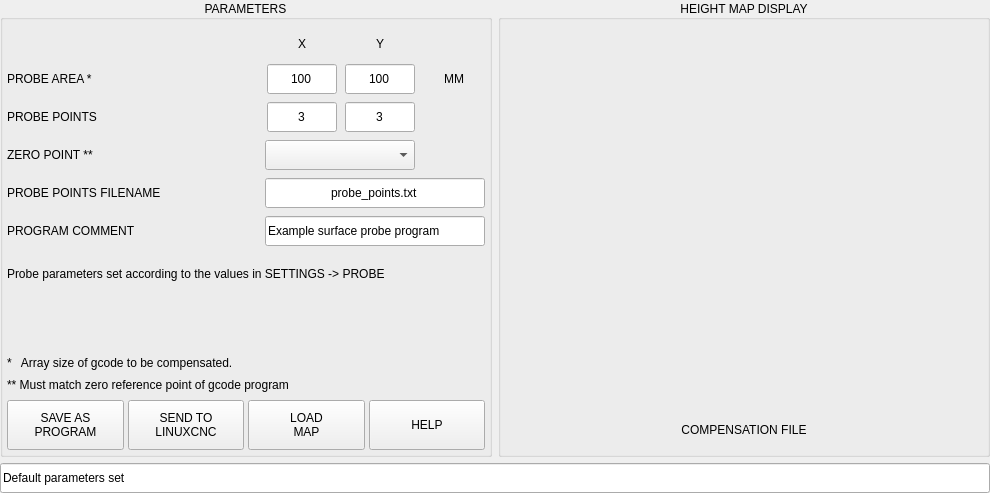
Qt form lib/zlevel.ui (persei802/QtDragon_hd) before a commit.
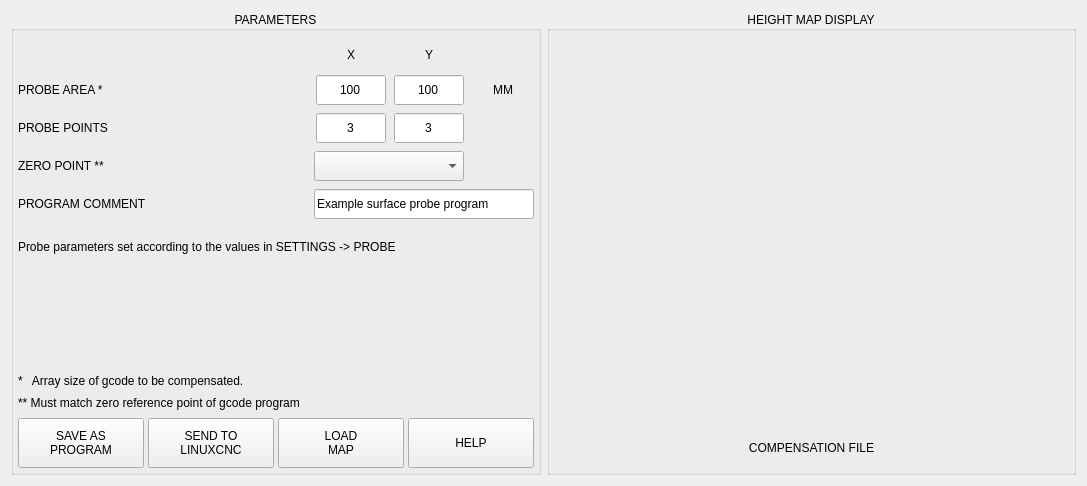
The same form after that commit.

Diff of the .ui file:
```diff
--- a/lib/zlevel.ui
+++ b/lib/zlevel.ui
@@ -6,8 +6,8 @@
    <rect>
     <x>0</x>
     <y>0</y>
-    <width>990</width>
-    <height>493</height>
+    <width>1087</width>
+    <height>486</height>
    </rect>
   </property>
   <property name="sizePolicy">
@@ -25,30 +25,7 @@
   <property name="windowTitle">
    <string>Form</string>
   </property>
-  <layout class="QVBoxLayout" name="verticalLayout_3">
-   <property name="spacing">
-    <number>6</number>
-   </property>
-   <property name="leftMargin">
-    <number>0</number>
-   </property>
-   <property name="topMargin">
-    <number>0</number>
-   </property>
-   <property name="rightMargin">
-    <number>0</number>
-   </property>
-   <property name="bottomMargin">
-    <number>0</number>
-   </property>
-   <item>
-    <layout class="QHBoxLayout" name="horizontalLayout_13">
-     <property name="rightMargin">
-      <number>0</number>
-     </property>
-     <property name="bottomMargin">
-      <number>0</number>
-     </property>
+  <layout class="QHBoxLayout" name="horizontalLayout_3">
      <item>
       <widget class="QGroupBox" name="groupbox_parameters">
        <property name="minimumSize">
@@ -434,66 +411,6 @@
           </item>
          </layout>
         </item>
-        <item>
-         <layout class="QHBoxLayout" name="horizontalLayout_12">
-          <property name="spacing">
-           <number>4</number>
-          </property>
-          <property name="topMargin">
-           <number>0</number>
-          </property>
-          <item>
-           <widget class="QLabel" name="lbl_probe_filename">
-            <property name="minimumSize">
-             <size>
-              <width>0</width>
-              <height>0</height>
-             </size>
-            </property>
-            <property name="maximumSize">
-             <size>
-              <width>16777215</width>
-              <height>16777215</height>
-             </size>
-            </property>
-            <property name="text">
-             <string>PROBE POINTS FILENAME</string>
-            </property>
-           </widget>
-          </item>
-          <item>
-           <widget class="QLineEdit" name="lineEdit_probe_points">
-            <property name="sizePolicy">
-             <sizepolicy hsizetype="Preferred" vsizetype="Fixed">
-              <horstretch>0</horstretch>
-              <verstretch>0</verstretch>
-             </sizepolicy>
-            </property>
-            <property name="minimumSize">
-             <size>
-              <width>220</width>
-              <height>30</height>
-             </size>
-            </property>
-            <property name="maximumSize">
-             <size>
-              <width>220</width>
-              <height>30</height>
-             </size>
-            </property>
-            <property name="text">
-             <string>probe_points.txt</string>
-            </property>
-            <property name="maxLength">
-             <number>40</number>
-            </property>
-            <property name="alignment">
-             <set>Qt::AlignCenter</set>
-            </property>
-           </widget>
-          </item>
-         </layout>
-        </item>
         <item>
          <layout class="QHBoxLayout" name="horizontalLayout_6">
           <property name="spacing">
@@ -767,39 +684,6 @@
          </widget>
         </item>
        </layout>
-      </widget>
-     </item>
-    </layout>
-   </item>
-   <item>
-    <widget class="QLineEdit" name="lineEdit_status">
-     <property name="sizePolicy">
-      <sizepolicy hsizetype="Preferred" vsizetype="Preferred">
-       <horstretch>0</horstretch>
-       <verstretch>0</verstretch>
-      </sizepolicy>
-     </property>
-     <property name="minimumSize">
-      <size>
-       <width>0</width>
-       <height>30</height>
-      </size>
-     </property>
-     <property name="maximumSize">
-      <size>
-       <width>16777215</width>
-       <height>30</height>
-      </size>
-     </property>
-     <property name="text">
-      <string>Default parameters set</string>
-     </property>
-     <property name="maxLength">
-      <number>160</number>
-     </property>
-     <property name="readOnly">
-      <bool>true</bool>
-     </property>
     </widget>
    </item>
   </layout>
```
Lines whose indentation alone changed are shown as unchanged.
